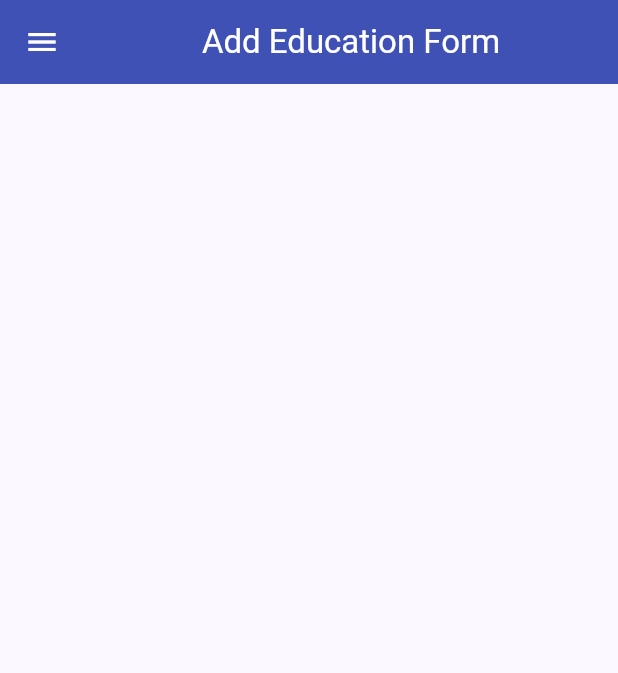
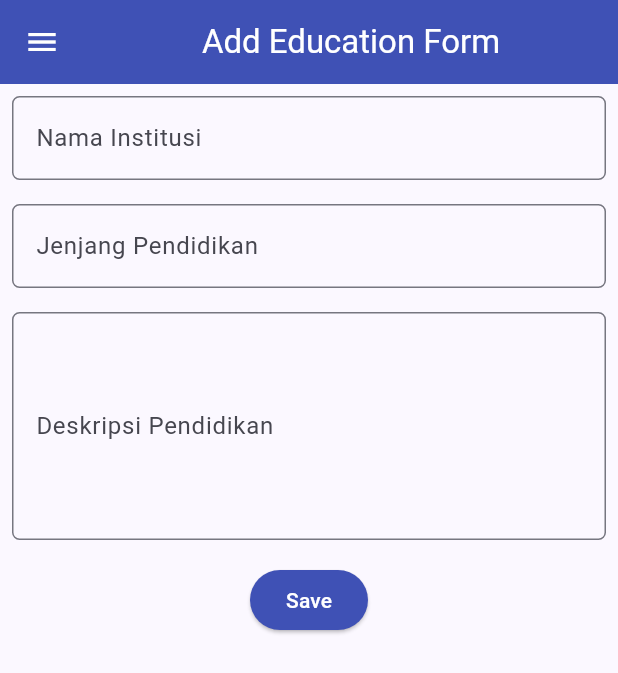
Before and after one commit to meronash/myportofolio_mobile, a Flutter app: the screen it shows after launch, in the side drawer, after a tap on "Add Education", on a phone screen of 412 x 824 dp. Shown: the top 673 px of the screen. Run offline on Flutter 3.47's test engine with Material 3 defaults, Android fonts, the phone set to English and light mode, and no system bars; our stand-ins replace material_ui.

Commit message:
feat: add education form page  with validation and confirmation dialog

```diff
--- a/lib/screens/education_form.dart
+++ b/lib/screens/education_form.dart
@@ -35,7 +35,134 @@ class _EducationFormPageState extends State<EducationFormPage> {
         child: SingleChildScrollView(
           child: Column(
             crossAxisAlignment: CrossAxisAlignment.start,
-            children: [],
+            children: [
+              // === Education institution ===
+              Padding(
+                padding: const EdgeInsets.all(8.0),
+                child: TextFormField(
+                  decoration: InputDecoration(
+                    hintText: "Nama Institusi",
+                    labelText: "Nama Institusi",
+                    border: OutlineInputBorder(
+                      borderRadius: BorderRadius.circular(5.0),
+                    ),
+                  ),
+                  onChanged: (String? value) {
+                    setState(() {
+                      _institution = value!;
+                    });
+                  },
+                  validator: (String? value) {
+                    if (value == null || value.trim().isEmpty) {
+                      return "Nama institusi tidak boleh kosong!";
+                    }
+                    if (value.trim().length > 255) {
+                      return "Nama institusi maksimal 255 karakter!";
+                    }
+                    return null;
+                  },
+                ),
+              ),
+              // === Degree ===
+              Padding(
+                padding: const EdgeInsets.all(8.0),
+                child: TextFormField(
+                  decoration: InputDecoration(
+                    hintText: "Jenjang Pendidikan",
+                    labelText: "Jenjang Pendidikan",
+                    border: OutlineInputBorder(
+                      borderRadius: BorderRadius.circular(5.0),
+                    ),
+                  ),
+                  onChanged: (String? value) {
+                    setState(() {
+                      _degree = value!;
+                    });
+                  },
+                  validator: (String? value) {
+                    if (value == null || value.trim().isEmpty) {
+                      return "Jenjang pendidikan tidak boleh kosong!";
+                    }
+                    if (value.trim().length > 50) {
+                      return "Jenjang pendidikan maksimal 50 karakter!";
+                    }
+                    return null;
+                  },
+                ),
+              ),
+              // === Description ===
+              Padding(
+                padding: const EdgeInsets.all(8.0),
+                child: TextFormField(
+                  maxLines: 5,
+                  decoration: InputDecoration(
+                    hintText: "Deskripsi Pendidikan",
+                    labelText: "Deskripsi Pendidikan",
+                    border: OutlineInputBorder(
+                      borderRadius: BorderRadius.circular(5.0),
+                    ),
+                  ),
+                  onChanged: (String? value) {
+                    setState(() {
+                      _description = value!;
+                    });
+                  },
+                  validator: (String? value) {
+                    if (value == null || value.trim().isEmpty) {
+                      return "Deskripsi pendidikan tidak boleh kosong!";
+                    }
+                    return null;
+                  },
+                ),
+              ),
+              // === Tombol Simpan ===
+              Align(
+                alignment: Alignment.bottomCenter,
+                child: Padding(
+                  padding: const EdgeInsets.all(8.0),
+                  child: ElevatedButton(
+                    style: ButtonStyle(
+                      backgroundColor: WidgetStateProperty.all(Colors.indigo),
+                    ),
+                    onPressed: () {
+                      if (_formKey.currentState!.validate()) {
+                        showDialog(
+                          context: context,
+                          builder: (context) {
+                            return AlertDialog(
+                              title: const Text('Pendidikan berhasil ditambahkan!'),
+                              content: SingleChildScrollView(
+                                child: Column(
+                                  crossAxisAlignment: CrossAxisAlignment.start,
+                                  children: [
+                                    Text('Nama Institusi: $_institution'),
+                                    Text('Jenjang Pendidikan: $_degree'),
+                                    Text('Deskripsi: $_description'),
+                                  ],
+                                ),
+                              ),
+                              actions: [
+                                TextButton(
+                                  child: const Text('OK'),
+                                  onPressed: () {
+                                    Navigator.pop(context);
+                                    _formKey.currentState!.reset();
+                                  },
+                                ),
+                              ],
+                            );
+                          },
+                        );
+                      }
+                    },
+                    child: const Text(
+                      "Save",
+                      style: TextStyle(color: Colors.white),
+                    ),
+                  ),
+                ),
+              ),
+            ],
           ),
         ),
       ),
```
